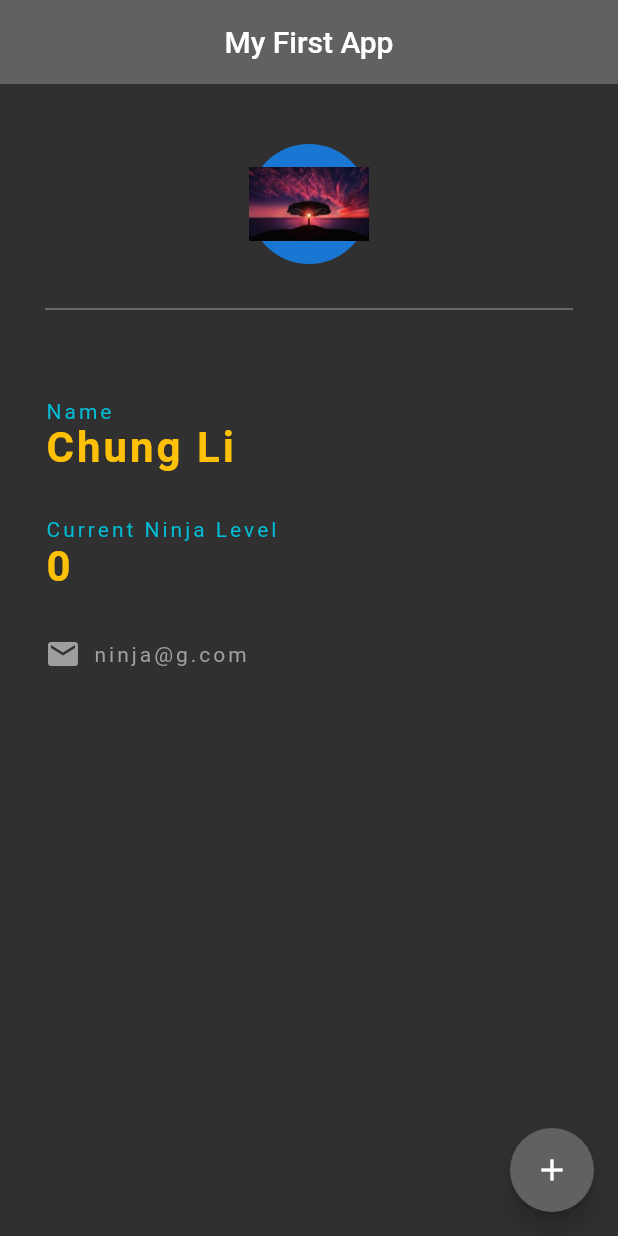
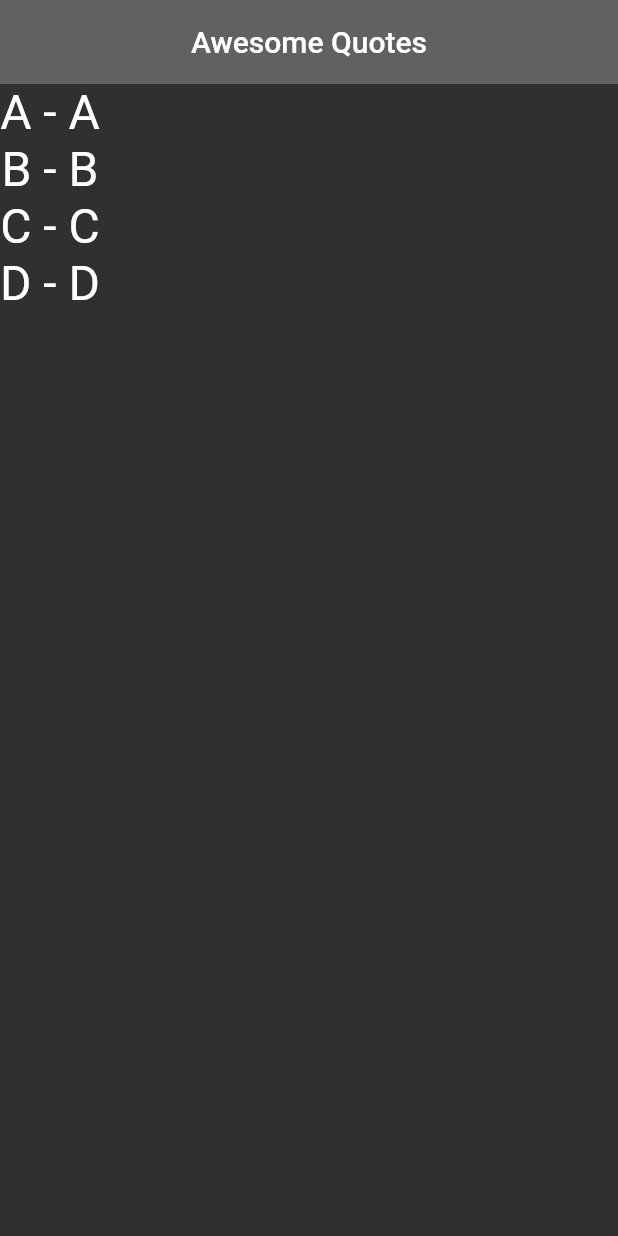
Before and after one commit to ArslanHayat12/Flutter-First-APP, a Flutter app: the screen it shows after launch, on a phone screen of 412 x 824 dp. Run offline on Flutter 3.47's test engine with Material 2 defaults, Android fonts, the phone set to English and light mode, and no system bars.

Commit message:
List and custom class for data

```diff
--- a/lib/main.dart
+++ b/lib/main.dart
@@ -1,99 +1,40 @@
 import 'package:flutter/material.dart';
+import 'quote.dart';
 
 void main() {
-  runApp(MaterialApp(home: Home()));
+  runApp(MaterialApp(home: QuoteList()));
 }
 
-class Home extends StatefulWidget {
-
+class QuoteList extends StatefulWidget {
   @override
-  _HomeState createState() => _HomeState();
+  _QuoteListState createState() => _QuoteListState();
 }
 
-class _HomeState extends State<Home> {
-  int ninjaCounter=0;
+class _QuoteListState extends State<QuoteList> {
+  int ninjaCounter = 0;
   @override
   Widget build(BuildContext context) {
+    List<Quote> quotes = [
+      Quote(text: "A", author: "A"),
+      Quote(text: "B", author: "B"),
+      Quote(text: "C", author: "C"),
+      Quote(text: "D", author: "D")
+    ];
     return Scaffold(
         backgroundColor: Colors.grey[850],
         appBar: AppBar(
-          title: Text('My First App'),
+          title: Text('Awesome Quotes'),
           centerTitle: true,
           backgroundColor: Colors.grey[700],
           elevation: 0.0,
         ),
-        floatingActionButton: FloatingActionButton(
-          onPressed: (){setState((){
-            ninjaCounter+=1;
-          });},
-          child: Icon(Icons.add),
-          backgroundColor: Colors.grey[700],
-        ),
-        body: Padding(
-            padding: EdgeInsets.fromLTRB(30, 40, 30, 0),
-            child: Column(
-              children: <Widget>[
-                Container(
-                    child: Column(
-                        crossAxisAlignment: CrossAxisAlignment.start,
-                        children: [
-                      Center(
-                          child: CircleAvatar(
-                        child: Image.asset("assets/2.jpg"),
-                        radius: 40,
-                      )),
-                      Divider(
-                        height: 60.0,
-                        color: Colors.grey,
-                      ),
-                      SizedBox(
-                        height: 30,
-                      ),
-                      Text("Name",
-                          style: TextStyle(
-                              color: Colors.cyan, letterSpacing: 2.0)),
-                      Text("Chung Li",
-                          style: TextStyle(
-                              color: Colors.amber,
-                              letterSpacing: 2.0,
-                              fontSize: 28,
-                              fontWeight: FontWeight.bold)),
-                      SizedBox(
-                        height: 30,
-                      ),
-                      Text("Current Ninja Level",
-                          style: TextStyle(
-                              color: Colors.cyan, letterSpacing: 2.0)),
-                      Text("$ninjaCounter",
-                          style: TextStyle(
-                              color: Colors.amber,
-                              letterSpacing: 2.0,
-                              fontSize: 28,
-                              fontWeight: FontWeight.bold)),
-                      SizedBox(
-                        height: 30,
-                      ),
-                      Row(
-                        children: [
-                          Padding(
-                            padding: const EdgeInsets.fromLTRB(0.0, 0, 8.0, 0),
-                            child: Icon(
-                              Icons.email,
-                              color: Colors.grey,
-                            ),
-                          ),
-                          Text("ninja@g.com",
-                              style: TextStyle(
-                                color: Colors.grey,
-                                letterSpacing: 2.0,
-                                fontSize: 14,
-                              ))
-                        ],
-                      )
-                    ])),
-                Container(),
-                Container(),
-              ],
-            )));
+        body: Column(
+            children: quotes.map((quote) {
+          return Text('${quote.text} - ${quote.author}',
+              style: TextStyle(
+                color: Colors.white,
+                fontSize: 32,
+              ));
+        }).toList()));
   }
 }
--- /dev/null
+++ b/lib/quote.dart
@@ -0,0 +1,6 @@
+class Quote {
+  String text;
+  String author;
+
+  Quote({this.text,this.author});
+}
```
